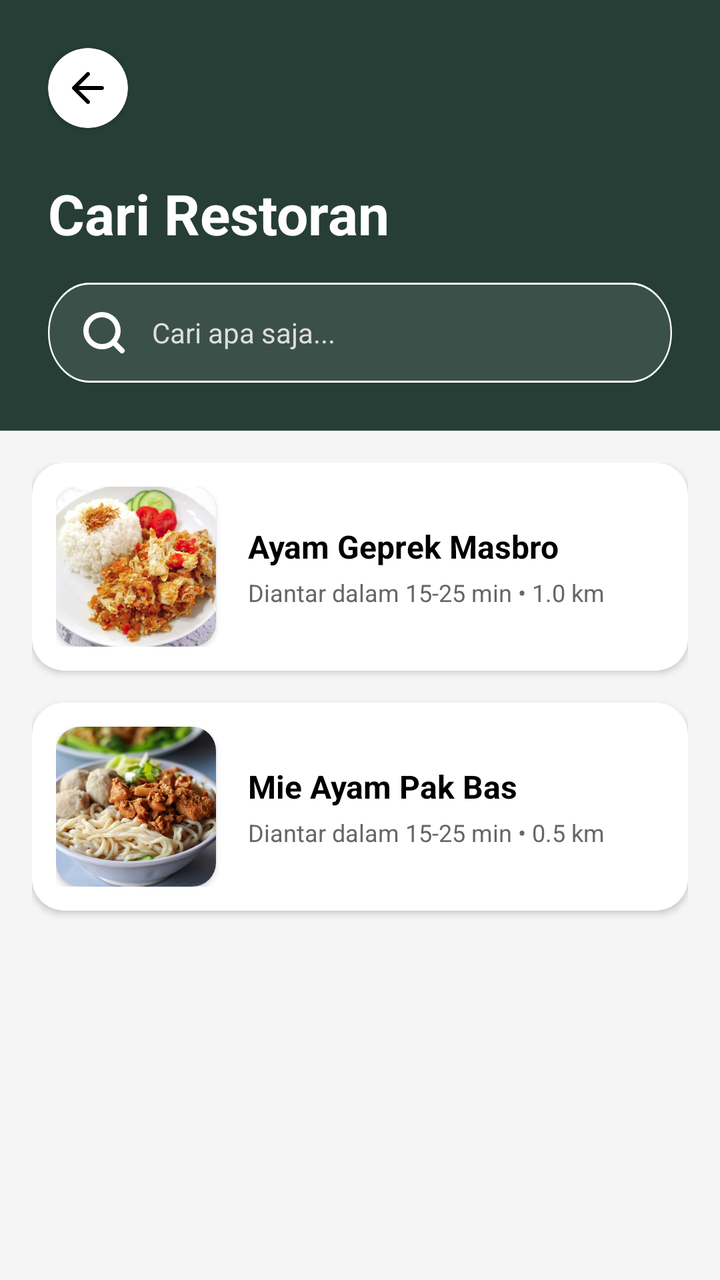
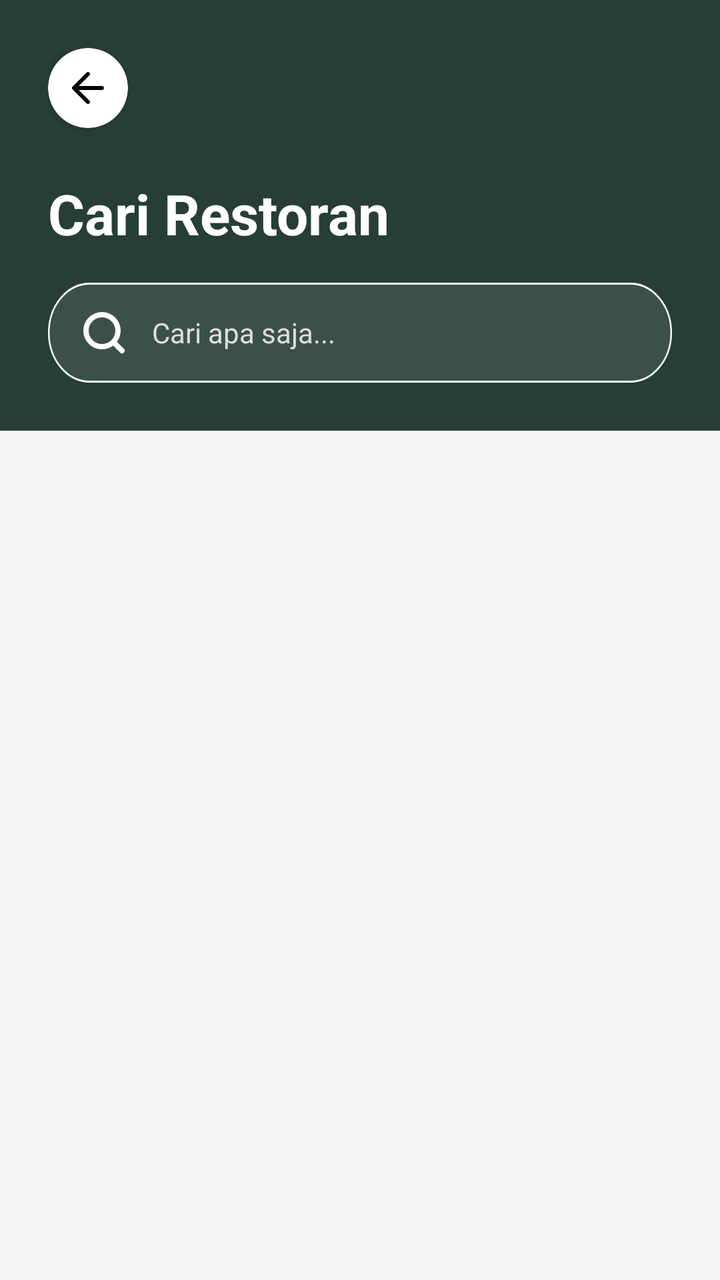

Screens rendered from an Android XML layout before and after an edit, with the pre-edit source and the edit as a unified diff.
<!-- AndroidManifest.xml: fallback theme Theme.MaterialComponents.DayNight.NoActionBar -->
<!-- res/layout/activity_food.xml -->
<?xml version="1.0" encoding="utf-8"?>
<androidx.constraintlayout.widget.ConstraintLayout
    xmlns:android="http://schemas.android.com/apk/res/android"
    xmlns:app="http://schemas.android.com/apk/res-auto"
    xmlns:tools="http://schemas.android.com/tools"
    android:id="@+id/main"
    android:layout_width="match_parent"
    android:layout_height="match_parent"
    android:background="#F5F5F5"
    tools:context=".Activity.FoodActivity">

    <androidx.constraintlayout.widget.ConstraintLayout
        android:id="@+id/headerContainer"
        android:layout_width="match_parent"
        android:layout_height="wrap_content"
        android:background="#263E36"
        android:padding="24dp"
        app:layout_constraintTop_toTopOf="parent">

        <androidx.cardview.widget.CardView
            android:id="@+id/btnBack"
            android:layout_width="40dp"
            android:layout_height="40dp"
            app:cardCornerRadius="20dp"
            app:cardBackgroundColor="#FFFFFF"
            android:clickable="true"
            android:foreground="?android:attr/selectableItemBackground"
            app:layout_constraintStart_toStartOf="parent"
            app:layout_constraintTop_toTopOf="parent">

            <ImageView
                android:layout_width="wrap_content"
                android:layout_height="wrap_content"
                android:layout_gravity="center"
                android:src="@drawable/union"
                app:tint="#000000"/>
        </androidx.cardview.widget.CardView>

        <TextView
            android:id="@+id/tvTitle"
            android:layout_width="wrap_content"
            android:layout_height="wrap_content"
            android:layout_marginTop="24dp"
            android:text="Cari Restoran"
            android:textColor="#FFFFFF"
            android:textSize="28sp"
            android:textStyle="bold"
            app:layout_constraintStart_toStartOf="parent"
            app:layout_constraintTop_toBottomOf="@id/btnBack" />

        <LinearLayout
            android:layout_width="match_parent"
            android:layout_height="50dp"
            android:layout_marginTop="16dp"
            android:background="@drawable/frame_1338"
            android:gravity="center_vertical"
            android:orientation="horizontal"
            android:paddingHorizontal="16dp"
            app:layout_constraintTop_toBottomOf="@id/tvTitle">
            <ImageView
                android:layout_width="24dp"
                android:layout_height="24dp"
                android:src="@drawable/iconamoon_search"
                app:tint="#FFFFFF"/>
            <EditText
                android:layout_width="match_parent"
                android:layout_height="wrap_content"
                android:layout_marginStart="12dp"
                android:background="@null"
                android:hint="Cari apa saja..."
                android:textColor="#FFFFFF"
                android:textColorHint="#DDDDDD"
                android:textSize="14sp"
                android:inputType="text"/>
        </LinearLayout>
    </androidx.constraintlayout.widget.ConstraintLayout>

    <ScrollView
        android:layout_width="match_parent"
        android:layout_height="0dp"
        app:layout_constraintBottom_toBottomOf="parent"
        app:layout_constraintTop_toBottomOf="@id/headerContainer">

        <LinearLayout
            android:layout_width="match_parent"
            android:layout_height="wrap_content"
            android:orientation="vertical"
            android:padding="16dp">

            <androidx.cardview.widget.CardView
                android:id="@+id/btnGeprek"
                android:layout_width="match_parent"
                android:layout_height="wrap_content"
                android:layout_marginBottom="16dp"
                app:cardCornerRadius="16dp"
                app:cardElevation="2dp"
                app:cardBackgroundColor="#FFFFFF">
                <LinearLayout
                    android:layout_width="match_parent"
                    android:layout_height="wrap_content"
                    android:orientation="horizontal"
                    android:padding="12dp"
                    android:gravity="center_vertical">

                    <androidx.cardview.widget.CardView
                        android:layout_width="80dp"
                        android:layout_height="80dp"
                        app:cardCornerRadius="12dp">
                        <ImageView
                            android:layout_width="match_parent"
                            android:layout_height="match_parent"
                            android:scaleType="centerCrop"
                            android:src="@drawable/geprek"/>
                    </androidx.cardview.widget.CardView>

                    <LinearLayout
                        android:layout_width="match_parent"
                        android:layout_height="wrap_content"
                        android:orientation="vertical"
                        android:layout_marginStart="16dp">
                        <TextView
                            android:layout_width="wrap_content"
                            android:layout_height="wrap_content"
                            android:text="Ayam Geprek Masbro"
                            android:textSize="16sp"
                            android:textStyle="bold"
                            android:textColor="#000000"/>
                        <TextView
                            android:layout_width="wrap_content"
                            android:layout_height="wrap_content"
                            android:text="Diantar dalam 15-25 min • 1.0 km"
                            android:textSize="12sp"
                            android:textColor="#666666"
                            android:layout_marginTop="4dp"/>
                    </LinearLayout>
                </LinearLayout>
            </androidx.cardview.widget.CardView>

            <androidx.cardview.widget.CardView
                android:id="@+id/btnMieAyam"
                android:layout_width="match_parent"
                android:layout_height="wrap_content"
                android:layout_marginBottom="16dp"
                app:cardCornerRadius="16dp"
                app:cardElevation="2dp"
                app:cardBackgroundColor="#FFFFFF">
                <LinearLayout
                    android:layout_width="match_parent"
                    android:layout_height="wrap_content"
                    android:orientation="horizontal"
                    android:padding="12dp"
                    android:gravity="center_vertical">
                    <androidx.cardview.widget.CardView
                        android:layout_width="80dp"
                        android:layout_height="80dp"
                        app:cardCornerRadius="12dp">
                        <ImageView
                            android:layout_width="match_parent"
                            android:layout_height="match_parent"
                            android:scaleType="centerCrop"
                            android:src="@drawable/mi_ayam"/>
                    </androidx.cardview.widget.CardView>
                    <LinearLayout
                        android:layout_width="match_parent"
                        android:layout_height="wrap_content"
                        android:orientation="vertical"
                        android:layout_marginStart="16dp">
                        <TextView
                            android:layout_width="wrap_content"
                            android:layout_height="wrap_content"
                            android:text="Mie Ayam Pak Bas"
                            android:textSize="16sp"
                            android:textStyle="bold"
                            android:textColor="#000000"/>
                        <TextView
                            android:layout_width="wrap_content"
                            android:layout_height="wrap_content"
                            android:text="Diantar dalam 15-25 min • 0.5 km"
                            android:textSize="12sp"
                            android:textColor="#666666"
                            android:layout_marginTop="4dp"/>
                    </LinearLayout>
                </LinearLayout>
            </androidx.cardview.widget.CardView>
        </LinearLayout>
    </ScrollView>
</androidx.constraintlayout.widget.ConstraintLayout>
<!-- resources referenced by this layout -->
<resources>
  <!-- drawable frame_1338 (drawable) -->
  <vector xmlns:android="http://schemas.android.com/apk/res/android"
      android:width="388dp"
      android:height="52dp"
      android:viewportWidth="388"
      android:viewportHeight="52">
    <path
        android:pathData="M26,0.5L362,0.5A25.5,25.5 0,0 1,387.5 26L387.5,26A25.5,25.5 0,0 1,362 51.5L26,51.5A25.5,25.5 0,0 1,0.5 26L0.5,26A25.5,25.5 0,0 1,26 0.5z"
        android:fillColor="#ffffff"
        android:fillAlpha="0.1"/>
    <path
        android:strokeWidth="1"
        android:pathData="M26,0.5L362,0.5A25.5,25.5 0,0 1,387.5 26L387.5,26A25.5,25.5 0,0 1,362 51.5L26,51.5A25.5,25.5 0,0 1,0.5 26L0.5,26A25.5,25.5 0,0 1,26 0.5z"
        android:fillColor="#00000000"
        android:strokeColor="#ffffff"/>
  </vector>
  <!-- drawable geprek: png bitmap (drawable, 673744 bytes) -->
  <!-- drawable iconamoon_search (drawable) -->
  <vector xmlns:android="http://schemas.android.com/apk/res/android"
      android:width="24dp"
      android:height="24dp"
      android:viewportWidth="24"
      android:viewportHeight="24">
    <path
        android:pathData="M21,21L16.657,16.657M16.657,16.657C17.4,15.914 17.989,15.032 18.391,14.061C18.793,13.091 19,12.051 19,11C19,9.949 18.793,8.909 18.391,7.938C17.989,6.968 17.4,6.086 16.657,5.343C15.914,4.6 15.032,4.011 14.062,3.609C13.091,3.207 12.051,3 11,3C9.949,3 8.909,3.207 7.938,3.609C6.968,4.011 6.086,4.6 5.343,5.343C3.843,6.843 3,8.878 3,11C3,13.122 3.843,15.157 5.343,16.657C6.843,18.157 8.878,19 11,19C13.122,19 15.157,18.157 16.657,16.657Z"
        android:strokeLineJoin="round"
        android:strokeWidth="2.66667"
        android:fillColor="#00000000"
        android:strokeColor="#ffffff"
        android:strokeLineCap="round"/>
  </vector>
  <!-- drawable mi_ayam: jpg bitmap (drawable, 837742 bytes) -->
  <!-- drawable union (drawable) -->
  <vector xmlns:android="http://schemas.android.com/apk/res/android"
      android:width="16dp"
      android:height="16dp"
      android:viewportWidth="16"
      android:viewportHeight="16">
    <path
        android:pathData="M7.293,0.293C7.683,-0.098 8.316,-0.098 8.707,0.293C9.097,0.684 9.097,1.317 8.707,1.707L3.414,7H15C15.552,7 16,7.448 16,8C16,8.552 15.552,9 15,9H3.414L8.707,14.293C9.097,14.684 9.097,15.317 8.707,15.707C8.317,16.097 7.683,16.097 7.293,15.707L0.293,8.707C-0.098,8.317 -0.098,7.683 0.293,7.293L7.293,0.293Z"
        android:fillColor="#000000"/>
  </vector>
</resources>

<!-- the commit's change to res/layout/activity_food.xml (unified diff, before → after) -->
@@ -75,113 +75,73 @@
         </LinearLayout>
     </androidx.constraintlayout.widget.ConstraintLayout>
 
-    <ScrollView
+    <androidx.recyclerview.widget.RecyclerView
+        android:id="@+id/rvFood"
         android:layout_width="match_parent"
         android:layout_height="0dp"
+        app:layoutManager="androidx.recyclerview.widget.LinearLayoutManager"
+        android:padding="16dp"
         app:layout_constraintBottom_toBottomOf="parent"
-        app:layout_constraintTop_toBottomOf="@id/headerContainer">
+        app:layout_constraintTop_toBottomOf="@id/headerContainer"
+        tools:listitem="@layout/item_food"/>
+</androidx.constraintlayout.widget.ConstraintLayout>
+<!-- res/layout/item_food.xml (included above) -->
+<?xml version="1.0" encoding="utf-8"?>
+<androidx.cardview.widget.CardView xmlns:android="http://schemas.android.com/apk/res/android"
+    xmlns:app="http://schemas.android.com/apk/res-auto"
+    android:id="@+id/cardFood"
+    android:layout_width="match_parent"
+    android:layout_height="wrap_content"
+    android:layout_marginBottom="16dp"
+    android:layout_marginHorizontal="4dp"
+    android:layout_marginTop="4dp"
+    app:cardBackgroundColor="#FFFFFF"
+    app:cardCornerRadius="16dp"
+    app:cardElevation="2dp">
+
+    <LinearLayout
+        android:layout_width="match_parent"
+        android:layout_height="wrap_content"
+        android:gravity="center_vertical"
+        android:orientation="horizontal"
+        android:padding="12dp">
+
+        <androidx.cardview.widget.CardView
+            android:layout_width="80dp"
+            android:layout_height="80dp"
+            app:cardCornerRadius="12dp">
+
+            <ImageView
+                android:id="@+id/imgFood"
+                android:layout_width="match_parent"
+                android:layout_height="match_parent"
+                android:scaleType="centerCrop"
+                android:src="@drawable/geprek" />
+        </androidx.cardview.widget.CardView>
 
         <LinearLayout
             android:layout_width="match_parent"
             android:layout_height="wrap_content"
-            android:orientation="vertical"
-            android:padding="16dp">
+            android:layout_marginStart="16dp"
+            android:orientation="vertical">
 
-            <androidx.cardview.widget.CardView
-                android:id="@+id/btnGeprek"
-                android:layout_width="match_parent"
+            <TextView
+                android:id="@+id/tvFoodName"
+                android:layout_width="wrap_content"
                 android:layout_height="wrap_content"
-                android:layout_marginBottom="16dp"
-                app:cardCornerRadius="16dp"
-                app:cardElevation="2dp"
-                app:cardBackgroundColor="#FFFFFF">
-                <LinearLayout
-                    android:layout_width="match_parent"
-                    android:layout_height="wrap_content"
-                    android:orientation="horizontal"
-                    android:padding="12dp"
-                    android:gravity="center_vertical">
+                android:text="Nama Makanan"
+                android:textColor="#000000"
+                android:textSize="16sp"
+                android:textStyle="bold" />
 
-                    <androidx.cardview.widget.CardView
-                        android:layout_width="80dp"
-                        android:layout_height="80dp"
-                        app:cardCornerRadius="12dp">
-                        <ImageView
-                            android:layout_width="match_parent"
-                            android:layout_height="match_parent"
-                            android:scaleType="centerCrop"
-                            android:src="@drawable/geprek"/>
-                    </androidx.cardview.widget.CardView>
-
-                    <LinearLayout
-                        android:layout_width="match_parent"
-                        android:layout_height="wrap_content"
-                        android:orientation="vertical"
-                        android:layout_marginStart="16dp">
-                        <TextView
-                            android:layout_width="wrap_content"
-                            android:layout_height="wrap_content"
-                            android:text="Ayam Geprek Masbro"
-                            android:textSize="16sp"
-                            android:textStyle="bold"
-                            android:textColor="#000000"/>
-                        <TextView
-                            android:layout_width="wrap_content"
-                            android:layout_height="wrap_content"
-                            android:text="Diantar dalam 15-25 min • 1.0 km"
-                            android:textSize="12sp"
-                            android:textColor="#666666"
-                            android:layout_marginTop="4dp"/>
-                    </LinearLayout>
-                </LinearLayout>
-            </androidx.cardview.widget.CardView>
-
-            <androidx.cardview.widget.CardView
-                android:id="@+id/btnMieAyam"
-                android:layout_width="match_parent"
+            <TextView
+                android:id="@+id/tvFoodDetails"
+                android:layout_width="wrap_content"
                 android:layout_height="wrap_content"
-                android:layout_marginBottom="16dp"
-                app:cardCornerRadius="16dp"
-                app:cardElevation="2dp"
-                app:cardBackgroundColor="#FFFFFF">
-                <LinearLayout
-                    android:layout_width="match_parent"
-                    android:layout_height="wrap_content"
-                    android:orientation="horizontal"
-                    android:padding="12dp"
-                    android:gravity="center_vertical">
-                    <androidx.cardview.widget.CardView
-                        android:layout_width="80dp"
-                        android:layout_height="80dp"
-                        app:cardCornerRadius="12dp">
-                        <ImageView
-                            android:layout_width="match_parent"
-                            android:layout_height="match_parent"
-                            android:scaleType="centerCrop"
-                            android:src="@drawable/mi_ayam"/>
-                    </androidx.cardview.widget.CardView>
-                    <LinearLayout
-                        android:layout_width="match_parent"
-                        android:layout_height="wrap_content"
-                        android:orientation="vertical"
-                        android:layout_marginStart="16dp">
-                        <TextView
-                            android:layout_width="wrap_content"
-                            android:layout_height="wrap_content"
-                            android:text="Mie Ayam Pak Bas"
-                            android:textSize="16sp"
-                            android:textStyle="bold"
-                            android:textColor="#000000"/>
-                        <TextView
-                            android:layout_width="wrap_content"
-                            android:layout_height="wrap_content"
-                            android:text="Diantar dalam 15-25 min • 0.5 km"
-                            android:textSize="12sp"
-                            android:textColor="#666666"
-                            android:layout_marginTop="4dp"/>
-                    </LinearLayout>
-                </LinearLayout>
-            </androidx.cardview.widget.CardView>
+                android:layout_marginTop="4dp"
+                android:text="Detail Makanan"
+                android:textColor="#666666"
+                android:textSize="12sp" />
         </LinearLayout>
-    </ScrollView>
-</androidx.constraintlayout.widget.ConstraintLayout>
+    </LinearLayout>
+</androidx.cardview.widget.CardView>
<!-- resource entries referenced after the edit -->
@@ -31,7 +31,6 @@
         android:strokeColor="#ffffff"
         android:strokeLineCap="round"/>
   </vector>
-  <!-- drawable mi_ayam: jpg bitmap (drawable, 837742 bytes) -->
   <!-- drawable union (drawable) -->
   <vector xmlns:android="http://schemas.android.com/apk/res/android"
       android:width="16dp"
